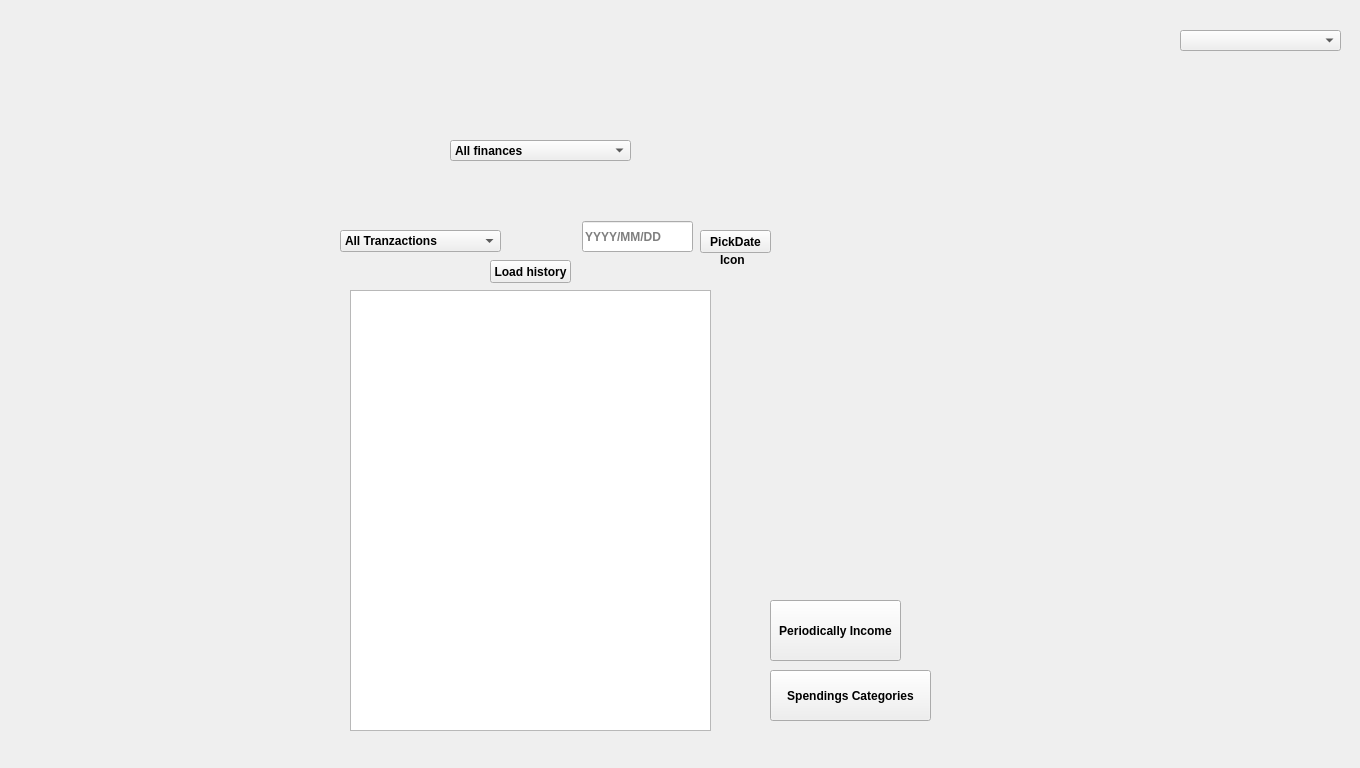
This is 3_Solution/CleverClient/dashboard.ui in georgecpp/CleverPocket as Qt 5 draws it before an edit. The edited form follows.
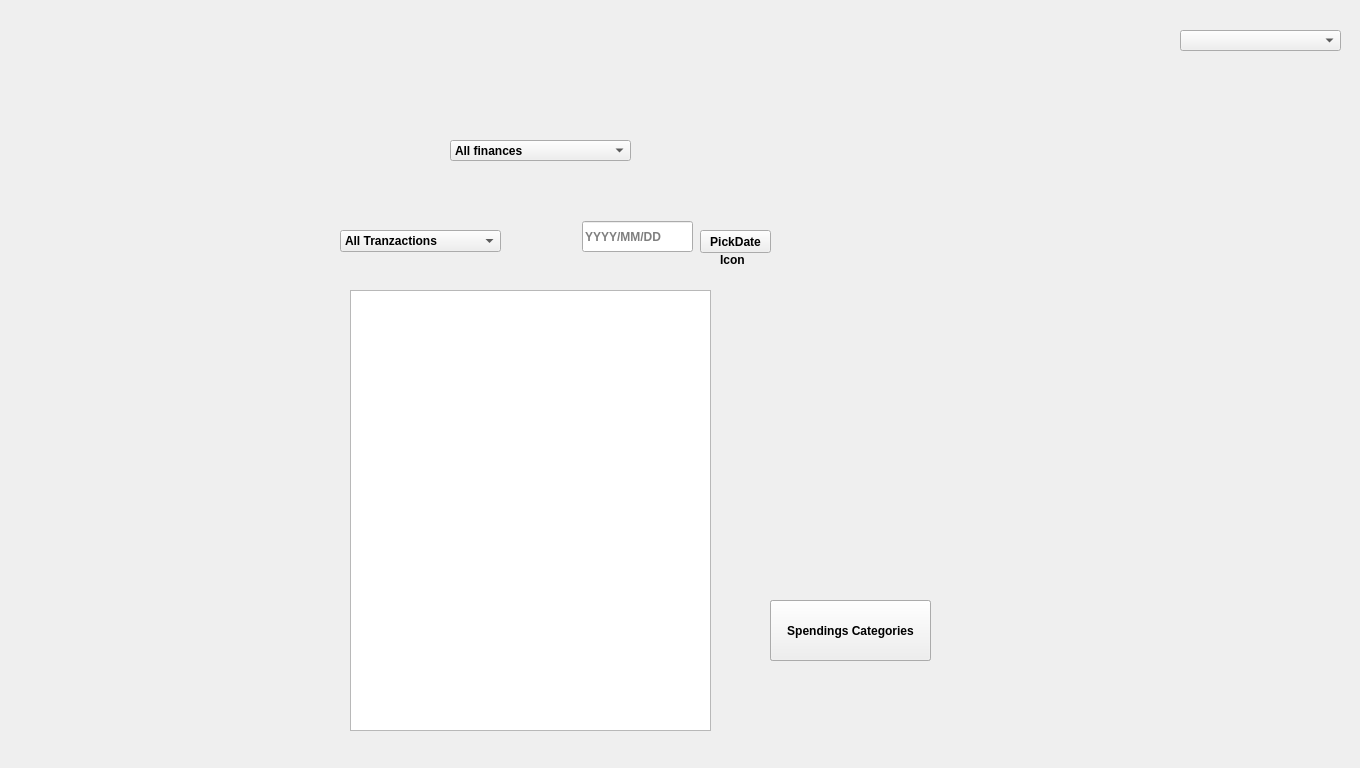
This is the edited form.

Diff of the .ui file:
```diff
--- a/3_Solution/CleverClient/dashboard.ui
+++ b/3_Solution/CleverClient/dashboard.ui
@@ -766,7 +766,7 @@
       <rect>
        <x>770</x>
        <y>600</y>
-       <width>131</width>
+       <width>161</width>
        <height>61</height>
       </rect>
      </property>
@@ -799,19 +799,6 @@
       </property>
      </item>
     </widget>
-    <widget class="QPushButton" name="loadHistoryPushButton">
-     <property name="geometry">
-      <rect>
-       <x>490</x>
-       <y>260</y>
-       <width>81</width>
-       <height>23</height>
-      </rect>
-     </property>
-     <property name="text">
-      <string>Load history</string>
-     </property>
-    </widget>
     <widget class="QPushButton" name="pickDatePushButton">
      <property name="geometry">
       <rect>
@@ -865,9 +852,9 @@
      <property name="geometry">
       <rect>
        <x>770</x>
-       <y>670</y>
+       <y>600</y>
        <width>161</width>
-       <height>51</height>
+       <height>61</height>
       </rect>
      </property>
      <property name="text">
```
